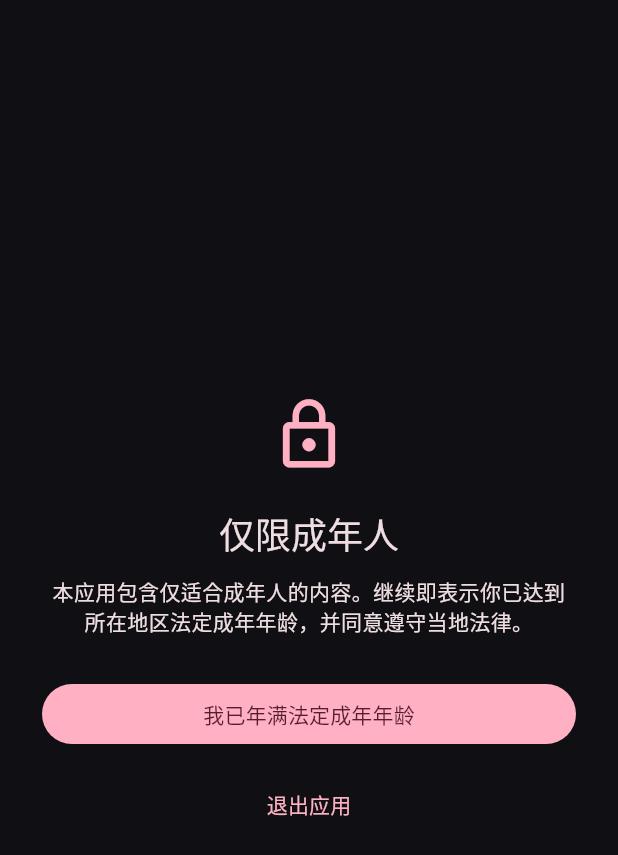
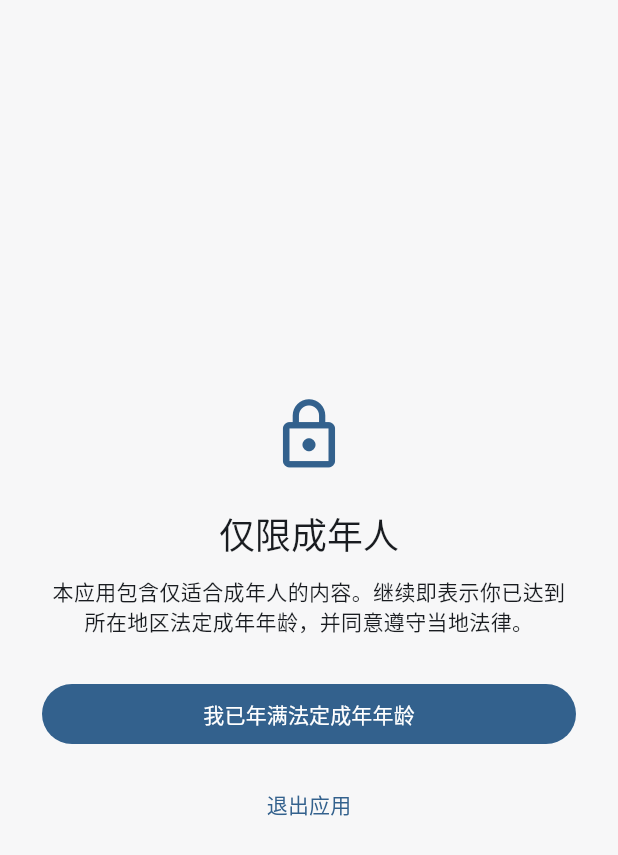
Before and after one commit to Hanestl/Flule34, a Flutter app: the screen it shows after launch, on a phone screen of 412 x 824 dp. Shown: the top 855 px of the screen. Run offline on Flutter 3.47's test engine with Material 3 defaults, Android fonts, the phone set to English and light mode, and no system bars; our stand-ins replace cached_network_image, cookie_jar, device_info_plus, dio, dio_cookie_manager, drift and 7 more; missing offline and left inert: background_downloader, sqlite3; accounts and stored records are empty; generated files the repository leaves out were written again.

Commit message:
fix: repair onboarding and theme behavior

```diff
--- a/lib/app/app.dart
+++ b/lib/app/app.dart
@@ -23,13 +23,11 @@ class Flule34App extends ConsumerWidget {
           title: 'Flule34',
           debugShowCheckedModeBanner: false,
           theme: AppTheme.light,
-          darkTheme: preference == AppThemePreference.amoled
-              ? AppTheme.amoled
-              : AppTheme.dark,
+          darkTheme: AppTheme.dark,
           themeMode: switch (preference) {
             AppThemePreference.system => ThemeMode.system,
-            AppThemePreference.dark ||
-            AppThemePreference.amoled => ThemeMode.dark,
+            AppThemePreference.light => ThemeMode.light,
+            AppThemePreference.dark => ThemeMode.dark,
           },
           routerConfig: router,
           builder: (context, child) {
--- a/lib/app/bootstrap.dart
+++ b/lib/app/bootstrap.dart
@@ -33,7 +33,9 @@ class _BootstrapScreen extends StatelessWidget {
   Widget build(BuildContext context) {
     return MaterialApp(
       debugShowCheckedModeBanner: false,
-      theme: AppTheme.dark,
+      theme: AppTheme.light,
+      darkTheme: AppTheme.dark,
+      themeMode: ThemeMode.system,
       home: Scaffold(
         body: Center(
           child: error == null
--- a/lib/app/theme/app_theme.dart
+++ b/lib/app/theme/app_theme.dart
@@ -1,33 +1,61 @@
 import 'package:flutter/material.dart';
 
 abstract final class AppTheme {
-  static const _seed = Color(0xffd74576);
+  static const _seed = Color(0xff4f6f91);
+  static const _lightBackground = Color(0xfff7f7f8);
+  static const _darkBackground = Color(0xff1b1c1f);
 
   static final light = _base(
-    ColorScheme.fromSeed(seedColor: _seed),
-    const Color(0xfffff8fa),
+    ColorScheme.fromSeed(
+      seedColor: _seed,
+      brightness: Brightness.light,
+    ).copyWith(
+      surface: Colors.white,
+      surfaceContainerLowest: Colors.white,
+      surfaceContainerLow: const Color(0xfff1f2f4),
+      surfaceContainer: const Color(0xffebecef),
+      surfaceContainerHigh: const Color(0xffe5e6e9),
+      surfaceContainerHighest: const Color(0xffdfe1e5),
+    ),
+    _lightBackground,
   );
 
   static final dark = _base(
-    ColorScheme.fromSeed(seedColor: _seed, brightness: Brightness.dark),
-    const Color(0xff101014),
-  );
-
-  static final amoled = _base(
     ColorScheme.fromSeed(
       seedColor: _seed,
       brightness: Brightness.dark,
-    ).copyWith(surface: Colors.black),
-    Colors.black,
+    ).copyWith(
+      surface: const Color(0xff232427),
+      surfaceContainerLowest: _darkBackground,
+      surfaceContainerLow: const Color(0xff242529),
+      surfaceContainer: const Color(0xff292a2e),
+      surfaceContainerHigh: const Color(0xff303135),
+      surfaceContainerHighest: const Color(0xff38393e),
+    ),
+    _darkBackground,
   );
 
   static ThemeData _base(ColorScheme colorScheme, Color background) {
     return ThemeData(
       colorScheme: colorScheme,
       scaffoldBackgroundColor: background,
+      canvasColor: background,
       useMaterial3: true,
-      appBarTheme: const AppBarTheme(centerTitle: false),
-      navigationBarTheme: const NavigationBarThemeData(height: 68),
+      appBarTheme: AppBarTheme(
+        centerTitle: false,
+        backgroundColor: background,
+        surfaceTintColor: Colors.transparent,
+      ),
+      cardTheme: CardThemeData(
+        color: colorScheme.surfaceContainerLow,
+        elevation: 0,
+        margin: EdgeInsets.zero,
+      ),
+      navigationBarTheme: NavigationBarThemeData(
+        height: 68,
+        backgroundColor: colorScheme.surface,
+        indicatorColor: colorScheme.secondaryContainer,
+      ),
     );
   }
 }
--- a/lib/features/onboarding/adult_gate.dart
+++ b/lib/features/onboarding/adult_gate.dart
@@ -1,60 +1,132 @@
+import 'dart:async';
+
 import 'package:flutter/material.dart';
 import 'package:flutter/services.dart';
 import 'package:shared_preferences/shared_preferences.dart';
 
+abstract interface class AdultConfirmationStore {
+  Future<bool?> readConfirmed();
+
+  Future<void> writeConfirmed(bool value);
+}
+
+final class SharedPreferencesAdultConfirmationStore
+    implements AdultConfirmationStore {
+  SharedPreferencesAdultConfirmationStore({SharedPreferencesAsync? preferences})
+    : _preferences = preferences ?? SharedPreferencesAsync();
+
+  static const _confirmedKey = 'flule34.onboarding.adult_confirmed';
+
+  final SharedPreferencesAsync _preferences;
+
+  @override
+  Future<bool?> readConfirmed() => _preferences.getBool(_confirmedKey);
+
+  @override
+  Future<void> writeConfirmed(bool value) {
+    return _preferences.setBool(_confirmedKey, value);
+  }
+}
+
 class AdultGate extends StatefulWidget {
-  const AdultGate({super.key, required this.child});
+  const AdultGate({super.key, required this.child, this.store});
 
   final Widget child;
+  final AdultConfirmationStore? store;
 
   @override
   State<AdultGate> createState() => _AdultGateState();
 }
 
 class _AdultGateState extends State<AdultGate> {
-  final SharedPreferencesAsync _preferences = SharedPreferencesAsync();
-  late Future<bool> _confirmedFuture;
+  late final AdultConfirmationStore _store;
+  bool? _confirmed;
+  bool _saving = false;
+  String? _loadError;
 
   @override
   void initState() {
     super.initState();
-    _confirmedFuture = _isConfirmed();
+    _store = widget.store ?? SharedPreferencesAdultConfirmationStore();
+    unawaited(_load());
   }
 
-  Future<bool> _isConfirmed() async {
-    return await _preferences.getBool('adult_confirmed') ?? false;
+  Future<void> _load() async {
+    try {
+      final confirmed = await _store.readConfirmed() ?? false;
+      if (mounted) {
+        setState(() => _confirmed = confirmed);
+      }
+    } catch (_) {
+      if (mounted) {
+        setState(() {
+          _confirmed = false;
+          _loadError = '无法读取年龄确认状态；你仍可继续，但下次启动可能需要再次确认。';
+        });
+      }
+    }
   }
 
-  Future<void> _confirm() async {
-    await _preferences.setBool('adult_confirmed', true);
-    if (mounted) {
-      setState(() => _confirmedFuture = Future<bool>.value(true));
+  void _confirm() {
+    if (_saving || _confirmed == true) {
+      return;
+    }
+    setState(() {
+      _saving = true;
+      _confirmed = true;
+      _loadError = null;
+    });
+    unawaited(_persistConfirmation());
+  }
+
+  Future<void> _persistConfirmation() async {
+    try {
+      await _store.writeConfirmed(true);
+    } catch (_) {
+      if (!mounted) {
+        return;
+      }
+      WidgetsBinding.instance.addPostFrameCallback((_) {
+        if (!mounted) {
+          return;
+        }
+        ScaffoldMessenger.maybeOf(context)?.showSnackBar(
+          const SnackBar(content: Text('年龄确认未能保存；本次可继续使用，但下次启动需要重新确认。')),
+        );
+      });
+    } finally {
+      if (mounted) {
+        setState(() => _saving = false);
+      }
     }
   }
 
   @override
   Widget build(BuildContext context) {
-    return FutureBuilder<bool>(
-      future: _confirmedFuture,
-      builder: (context, snapshot) {
-        if (snapshot.connectionState != ConnectionState.done) {
-          return const Scaffold(
-            body: Center(child: CircularProgressIndicator()),
-          );
-        }
-        if (snapshot.data == true) {
-          return widget.child;
-        }
-        return _AgeConfirmation(onConfirm: _confirm);
-      },
+    if (_confirmed == null) {
+      return const Scaffold(body: Center(child: CircularProgressIndicator()));
+    }
+    if (_confirmed == true) {
+      return widget.child;
+    }
+    return _AgeConfirmation(
+      onConfirm: _confirm,
+      saving: _saving,
+      errorMessage: _loadError,
     );
   }
 }
 
 class _AgeConfirmation extends StatelessWidget {
-  const _AgeConfirmation({required this.onConfirm});
+  const _AgeConfirmation({
+    required this.onConfirm,
+    required this.saving,
+    this.errorMessage,
+  });
 
-  final Future<void> Function() onConfirm;
+  final VoidCallback onConfirm;
+  final bool saving;
+  final String? errorMessage;
 
   @override
   Widget build(BuildContext context) {
@@ -85,10 +157,25 @@ class _AgeConfirmation extends StatelessWidget {
                     '本应用包含仅适合成年人的内容。继续即表示你已达到所在地区法定成年年龄，并同意遵守当地法律。',
                     textAlign: TextAlign.center,
                   ),
+                  if (errorMessage != null) ...[
+                    const SizedBox(height: 16),
+                    Text(
+                      errorMessage!,
+                      textAlign: TextAlign.center,
+                      style: TextStyle(
+                        color: Theme.of(context).colorScheme.error,
+                      ),
+                    ),
+                  ],
                   const SizedBox(height: 28),
                   FilledButton(
-                    onPressed: onConfirm,
-                    child: const Text('我已年满法定成年年龄'),
+                    onPressed: saving ? null : onConfirm,
+                    child: saving
+                        ? const SizedBox.square(
+                            dimension: 20,
+                            child: CircularProgressIndicator(strokeWidth: 2),
+                          )
+                        : const Text('我已年满法定成年年龄'),
                   ),
                   const SizedBox(height: 12),
                   TextButton(
--- a/lib/features/settings/domain/app_settings.dart
+++ b/lib/features/settings/domain/app_settings.dart
@@ -1,7 +1,7 @@
 enum AppThemePreference {
   system('跟随系统'),
-  dark('深色'),
-  amoled('纯黑');
+  light('浅色'),
+  dark('深色');
 
   const AppThemePreference(this.label);
 
@@ -53,7 +53,7 @@ final class AppSettings {
   });
 
   static const defaults = AppSettings(
-    theme: AppThemePreference.dark,
+    theme: AppThemePreference.system,
     playbackQuality: VideoQualityPreference.automatic,
     autoplay: false,
     loopPlayback: false,
--- a/lib/features/settings/presentation/settings_pages.dart
+++ b/lib/features/settings/presentation/settings_pages.dart
@@ -38,7 +38,7 @@ class AppearanceSettingsPage extends ConsumerWidget {
         const SizedBox(height: 16),
         const _InfoCard(
           icon: Icons.contrast,
-          text: '纯黑主题会把主要背景改为黑色，适合 OLED 屏幕和低光环境。',
+          text: '浅色使用白色与浅灰背景；深色使用中性灰背景；跟随系统会随手机的夜间模式自动切换。',
         ),
       ],
     );
```
Also changed, not shown: lib/features/settings/data/app_settings_repository.dart (+12 -5 lines), 6 other files.
